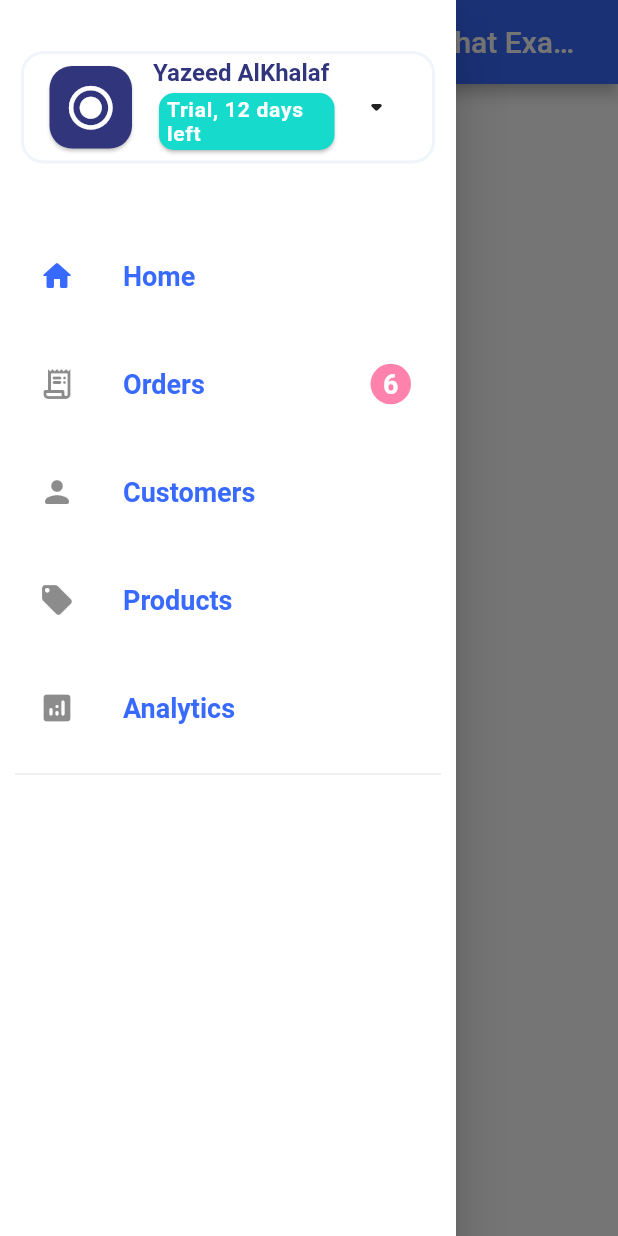
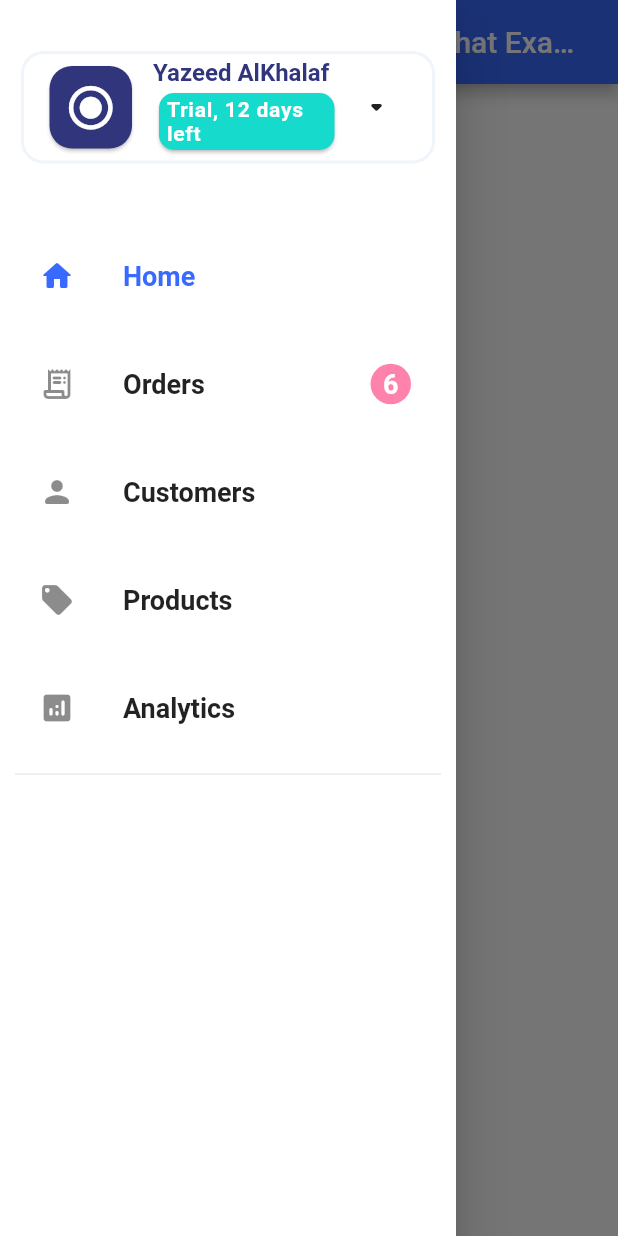
Before and after one commit to YazeedAlKhalaf/gdg_accra_flutter_desktop_fireside_chat_example, a Flutter app: the screen it shows after launch, with the side drawer open, on a phone screen of 412 x 824 dp. Run offline on Flutter 3.47's test engine with Material 2 defaults, Android fonts, the phone set to English and light mode, and no system bars; our stand-ins replace flutter_riverpod.

Commit message:
➕ Add home view and 🐛 Some bug fixes

```diff
--- /dev/null
+++ b/lib/ui/views/home_view.dart
@@ -0,0 +1,12 @@
+import 'package:flutter/material.dart';
+
+class HomeView extends StatelessWidget {
+  @override
+  Widget build(BuildContext context) {
+    return Center(
+      child: Text(
+        "Home View",
+      ),
+    );
+  }
+}
--- a/lib/ui/views/main_view.dart
+++ b/lib/ui/views/main_view.dart
@@ -1,15 +1,11 @@
 import 'package:flutter/material.dart';
-import 'package:flutter_desktop_fireside_chat_example/app/providers/main_providers.dart';
-
-import 'package:flutter_desktop_fireside_chat_example/ui/widgets/responsive.dart';
 import 'package:flutter_riverpod/flutter_riverpod.dart';
 
-class MainView extends StatefulWidget {
-  @override
-  _MainViewState createState() => _MainViewState();
-}
+import 'package:flutter_desktop_fireside_chat_example/app/providers/main_providers.dart';
+import 'package:flutter_desktop_fireside_chat_example/ui/views/home_view.dart';
+import 'package:flutter_desktop_fireside_chat_example/ui/widgets/responsive.dart';
 
-class _MainViewState extends State<MainView> {
+class MainView extends StatelessWidget {
   @override
   Widget build(BuildContext context) {
     return Responsive(
@@ -41,7 +37,7 @@ class _MainViewDrawer extends ConsumerWidget {
           title,
           style: TextStyle(
             fontSize: 18,
-            color: Color(0xff396AFF),
+            color: isChecked ? Color(0xff396AFF) : null,
             fontWeight: FontWeight.w600,
           ),
         ),
@@ -236,7 +232,7 @@ class _MainViewIndexedStack extends ConsumerWidget {
     return IndexedStack(
       index: watch(drawerIndexProvider),
       children: <Widget>[
-        Center(child: Text("Home View")),
+        HomeView(),
         Center(child: Text("Orders View")),
         Center(child: Text("Customers View")),
         Center(child: Text("Products View")),
```
